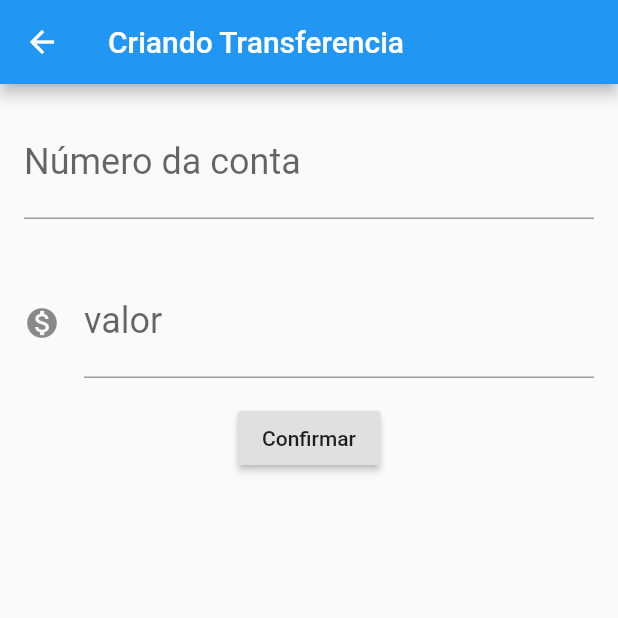
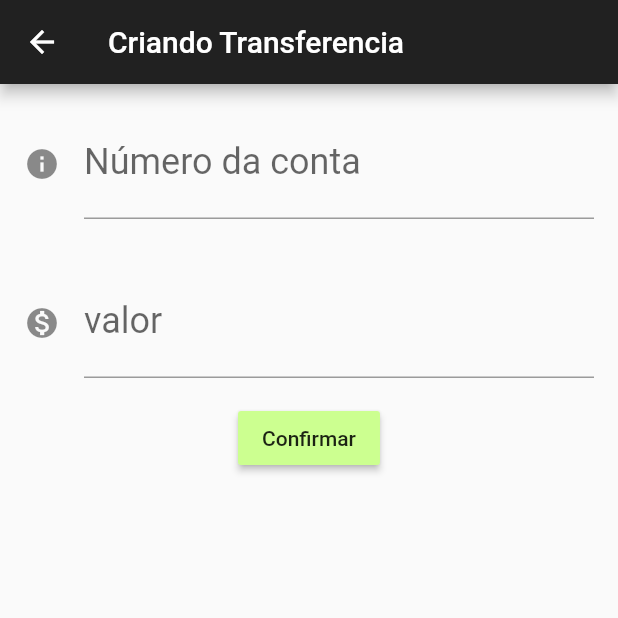
Before and after one commit to Sky197/alura-bytebank, a Flutter app: the screen it shows after launch, after a tap on the "add" icon, on a phone screen of 412 x 824 dp, the top half of it. Run offline on Flutter 3.47's test engine with Material 2 defaults, Android fonts, the phone set to English and light mode, and no system bars.

Commit message:
Mudando o thema do app

```diff
--- a/lib/main.dart
+++ b/lib/main.dart
@@ -6,9 +6,15 @@ class BytebankApp extends StatelessWidget {
   @override
   Widget build(BuildContext context) {
     return MaterialApp(
-      home: Scaffold(
-        body: ListaTransferencia(),
+
+      theme: ThemeData (
+        primaryColor: Colors.grey[900],
+        accentColor: Colors.lightGreenAccent[100],
+        buttonTheme: ButtonThemeData (
+         buttonColor: Colors.lightGreenAccent[100]
+        )
       ),
+      home:  ListaTransferencia(),
     );
   }
 }
@@ -40,6 +46,7 @@ class FormularioTransferenciaState extends State<FormularioTransferencia> {
             children: <Widget>[
               Editor(
                 controlador: _controladorCampoNumeroConta,
+                icone: Icons.info,
                 rotulo: 'Número da conta',
                 dica: '0000',
                 /*icone: Icons.info*/
```
